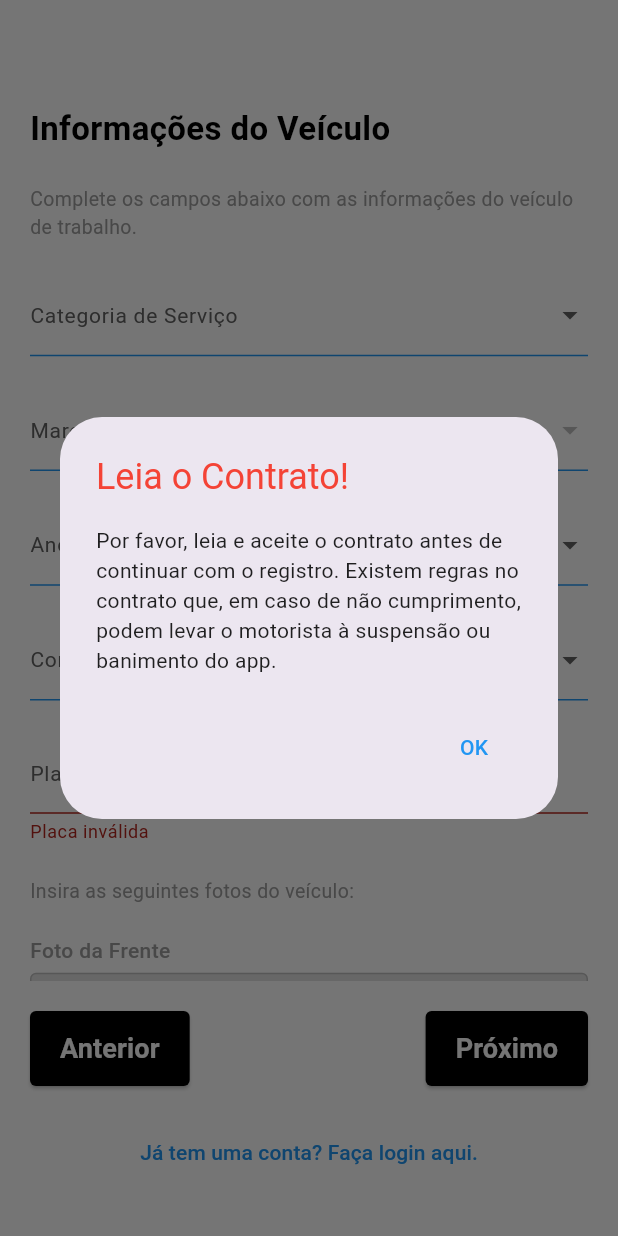
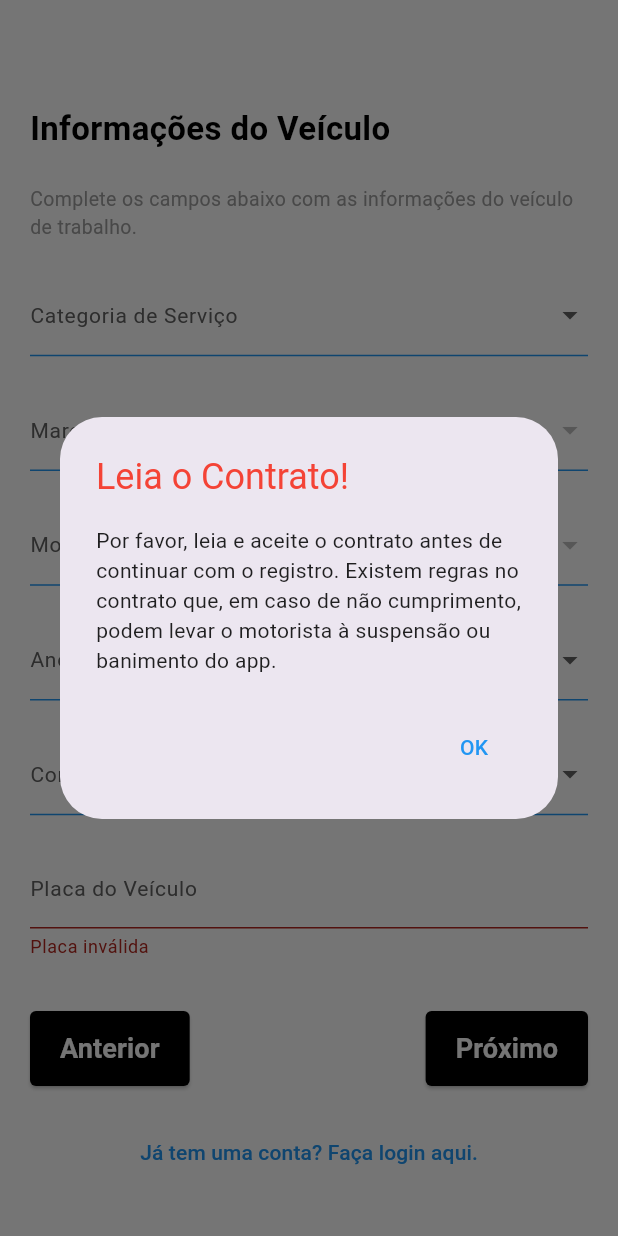
Before and after one commit to devbubup/tank-blindados-driver, a Flutter app: the SignUpScreen screen opened directly, swiped to page 2, on a phone screen of 412 x 824 dp. Run offline on Flutter 3.47's test engine with Material 3 defaults, Android fonts, the phone set to English and light mode, and no system bars; our stand-ins replace assets_audio_player, connectivity_plus, file_picker, firebase_auth, firebase_core, firebase_database and 6 more; missing offline and left inert: flutter_geofire, flutter_polyline_points; accounts and stored records are empty.

Commit message:
Sign Up Corrigida - Feedback Cliente

```diff
--- a/lib/authentication/signup_screen.dart
+++ b/lib/authentication/signup_screen.dart
@@ -35,7 +35,10 @@ class _SignUpScreenState extends State<SignUpScreen> {
     'lateral_direita': null,
     'lateral_esquerda': null,
     'chassi': null,
-    'pneus': null,
+    'pneu_dianteiro_direito': null,
+    'pneu_dianteiro_esquerdo': null,
+    'pneu_traseiro_direito': null,
+    'pneu_traseiro_esquerdo': null,
   };
 
   Map<String, String> carImagesUrls = {
@@ -44,7 +47,10 @@ class _SignUpScreenState extends State<SignUpScreen> {
     'lateral_direita': '',
     'lateral_esquerda': '',
     'chassi': '',
-    'pneus': '',
+    'pneu_dianteiro_direito': '',
+    'pneu_dianteiro_esquerdo': '',
+    'pneu_traseiro_direito': '',
+    'pneu_traseiro_esquerdo': '',
   };
 
   Map<String, File?> documentFiles = {
@@ -69,18 +75,19 @@ class _SignUpScreenState extends State<SignUpScreen> {
 
   String? selectedServiceType;
   String? selectedBrand;
+  String? selectedModel;
   String? selectedYear;
   String? selectedColor;
   int _currentPageIndex = 0;
   PageController _pageController = PageController();
 
   Map<String, List<String>> serviceCategories = {
-    'SEDAN EXECUTIVO': ['CHEVROLET CRUZE', 'NISSAN SENTRA', 'TOYOTA COROLLA'],
-    'SEDAN PRIME': ['BMW 320i', 'BMW 530i', 'BMW 740i', 'MERCEDES E300', 'MERCEDES S500', 'MERCEDES C300'],
-    'SUV ESPECIAL': ['COROLLA CROSS', 'JEEP COMPASS', 'KIA SORENTO', 'VOLKSWAGEN TAOS'],
-    'SUV PRIME': ['JEEP COMMANDER', 'MITSUBISHI PAJERO', 'TOYOTA SW4', 'VOLKSWAGEN TIGUAN'],
-    'MINI VAN': ['MINI VAN'],
-    'VAN': ['VAN']
+    'Sedan Exec.': ['CHEVROLET CRUZE', 'NISSAN SENTRA', 'TOYOTA COROLLA'],
+    'Sedan Prime': ['BMW 320i', 'BMW 530i', 'BMW 740i', 'MERCEDES E300', 'MERCEDES S500', 'MERCEDES C300'],
+    'SUV Especial': ['COROLLA CROSS', 'JEEP COMPASS', 'KIA SORENTO', 'VOLKSWAGEN TAOS'],
+    'SUV Prime': ['JEEP COMMANDER', 'MITSUBISHI PAJERO', 'TOYOTA SW4', 'VOLKSWAGEN TIGUAN'],
+    'Mini Van': ['MINI VAN'],
+    'Van': ['VAN']
   };
 
   List<String> years = List.generate(7, (index) => (2018 + index).toString());
@@ -181,10 +188,6 @@ class _SignUpScreenState extends State<SignUpScreen> {
                 }
                 await uploadCarInfo();
               } else if (_currentPageIndex == 2) {
-                if (!isDocumentsInfoComplete()) {
-                  cMethods.displaySnackBar("Por favor, faça o upload de todos os documentos.", context);
-                  return;
-                }
                 await uploadDocuments();
               }
 
@@ -251,16 +254,12 @@ class _SignUpScreenState extends State<SignUpScreen> {
 
   bool isCarInfoComplete() {
     return selectedBrand != null &&
+        selectedModel != null &&
         selectedYear != null &&
         selectedColor != null &&
         vehicleNumberTextEditingController.text.trim().isNotEmpty &&
         selectedServiceType != null &&
-        carImages.values.every((image) => image != null);
-  }
-
-  bool isDocumentsInfoComplete() {
-    return documentFiles.values.any((file) => file != null) &&
-        renavamTextEditingController.text.trim().isNotEmpty;
+        carImages.values.any((image) => image != null);
   }
 
   Future<String> uploadImage(File imageFile, String fileName) async {
@@ -353,7 +352,8 @@ class _SignUpScreenState extends State<SignUpScreen> {
 
       Map<String, dynamic> driverCarInfo = {
         "carColor": selectedColor,
-        "carModel": selectedBrand,
+        "carBrand": selectedBrand,
+        "carModel": selectedModel,
         "carYear": selectedYear,
         "carNumber": vehicleNumberTextEditingController.text.trim(),
         "serviceType": selectedServiceType,
@@ -440,8 +440,6 @@ class _SignUpScreenState extends State<SignUpScreen> {
           );
         },
       );
-
-
     } catch (e) {
       Navigator.pop(context);
       cMethods.displaySnackBar("Erro no upload dos documentos: $e", context);
@@ -659,6 +657,7 @@ class _SignUpScreenState extends State<SignUpScreen> {
                 setState(() {
                   selectedServiceType = newValue;
                   selectedBrand = null;
+                  selectedModel = null;
                 });
               },
               value: selectedServiceType,
@@ -667,7 +666,7 @@ class _SignUpScreenState extends State<SignUpScreen> {
             const SizedBox(height: 22),
             DropdownButtonFormField<String>(
               decoration: InputDecoration(
-                labelText: "Marca e Modelo",
+                labelText: "Marca",
                 labelStyle: TextStyle(
                   fontSize: 14,
                   color: Colors.grey.shade700,
@@ -680,7 +679,10 @@ class _SignUpScreenState extends State<SignUpScreen> {
                 ),
               ),
               items: selectedServiceType != null
-                  ? serviceCategories[selectedServiceType]!.map((String brand) {
+                  ? serviceCategories[selectedServiceType]!
+                  .map((String brandModel) => brandModel.split(' ')[0])
+                  .toSet()
+                  .map((String brand) {
                 return DropdownMenuItem<String>(
                   value: brand,
                   child: Text(brand),
@@ -690,9 +692,44 @@ class _SignUpScreenState extends State<SignUpScreen> {
               onChanged: (String? newValue) {
                 setState(() {
                   selectedBrand = newValue;
+                  selectedModel = null;
                 });
               },
               value: selectedBrand,
+              dropdownColor: Colors.grey.shade300,
+            ),
+            const SizedBox(height: 22),
+            DropdownButtonFormField<String>(
+              decoration: InputDecoration(
+                labelText: "Modelo",
+                labelStyle: TextStyle(
+                  fontSize: 14,
+                  color: Colors.grey.shade700,
+                ),
+                enabledBorder: UnderlineInputBorder(
+                  borderSide: BorderSide(color: Colors.blue),
+                ),
+                focusedBorder: const UnderlineInputBorder(
+                  borderSide: BorderSide(color: Colors.blue),
+                ),
+              ),
+              items: selectedBrand != null
+                  ? serviceCategories[selectedServiceType]!
+                  .where((String brandModel) => brandModel.startsWith(selectedBrand!))
+                  .map((String brandModel) => brandModel.split(' ').sublist(1).join(' '))
+                  .map((String model) {
+                return DropdownMenuItem<String>(
+                  value: model,
+                  child: Text(model),
+                );
+              }).toList()
+                  : [],
+              onChanged: (String? newValue) {
+                setState(() {
+                  selectedModel = newValue;
+                });
+              },
+              value: selectedModel,
               dropdownColor: Colors.grey.shade300,
             ),
             const SizedBox(height: 22),
@@ -790,8 +827,11 @@ class _SignUpScreenState extends State<SignUpScreen> {
             buildCarImagePicker('traseira', 'Foto da Traseira'),
             buildCarImagePicker('lateral_direita', 'Foto Lateral Direita'),
             buildCarImagePicker('lateral_esquerda', 'Foto Lateral Esquerda'),
-            buildCarImagePicker('chassi', 'Foto do Chassi'),
-            buildCarImagePicker('pneus', 'Foto dos Pneus'),
+            buildCarImagePicker('chassi', 'Foto do Número do Chassi'),
+            buildCarImagePicker('pneu_dianteiro_direito', 'Foto do Pneu Dianteiro Direito'),
+            buildCarImagePicker('pneu_dianteiro_esquerdo', 'Foto do Pneu Dianteiro Esquerdo'),
+            buildCarImagePicker('pneu_traseiro_direito', 'Foto do Pneu Traseiro Direito'),
+            buildCarImagePicker('pneu_traseiro_esquerdo', 'Foto do Pneu Traseiro Esquerdo'),
           ],
         ),
       ),
```
